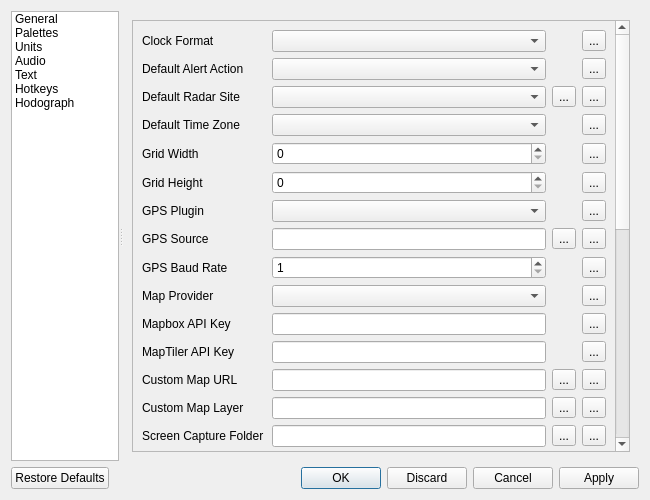
Qt form scwx-qt/source/scwx/qt/ui/settings_dialog.ui (intelati26/supercell-wx-grib) before a commit.
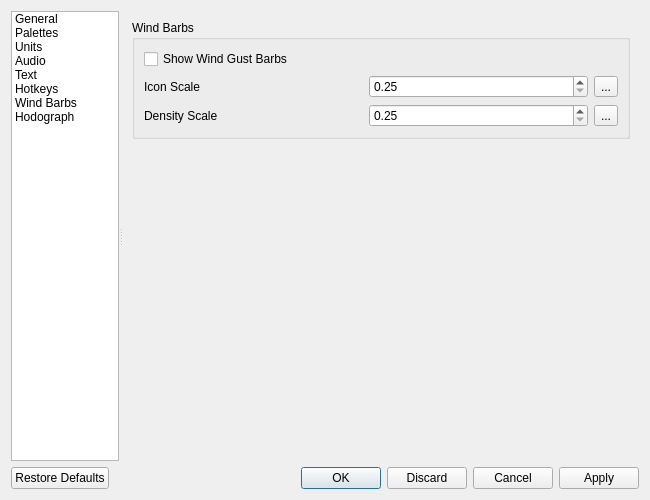
The same form after that commit. The open tabs and pages were chosen to show the change. Icons and pictures are not drawn. Custom widgets are drawn as their Qt base class.

Commit message: Add RTMA-driven wind barb icons with gust rendering

```diff
--- a/scwx-qt/source/scwx/qt/ui/settings_dialog.ui
+++ b/scwx-qt/source/scwx/qt/ui/settings_dialog.ui
@@ -107,6 +107,15 @@
             <normaloff>:/res/icons/font-awesome-6/keyboard-regular.svg</normaloff>:/res/icons/font-awesome-6/keyboard-regular.svg</iconset>
           </property>
          </item>
+         <item>
+          <property name="text">
+           <string>Wind Barbs</string>
+          </property>
+          <property name="icon">
+           <iconset resource="../../../../scwx-qt.qrc">
+            <normaloff>:/res/icons/font-awesome-6/sliders-solid.svg</normaloff>:/res/icons/font-awesome-6/sliders-solid.svg</iconset>
+          </property>
+         </item>
          <item>
           <property name="text">
            <string>Hodograph</string>
@@ -1591,6 +1600,119 @@
           </layout>
          </widget>
          <widget class="QWidget" name="hotkeys"/>
+         <widget class="QWidget" name="windBarbs">
+          <layout class="QVBoxLayout" name="verticalLayout_windBarbs">
+           <item>
+            <widget class="QGroupBox" name="windBarbsGroupBox">
+             <property name="title">
+              <string>Wind Barbs</string>
+             </property>
+             <layout class="QGridLayout" name="gridLayout_windBarbs">
+              <item row="0" column="0" colspan="3">
+               <widget class="QCheckBox" name="showGustBarbsCheckBox">
+                <property name="text">
+                 <string>Show Wind Gust Barbs</string>
+                </property>
+               </widget>
+              </item>
+              <item row="1" column="0">
+               <widget class="QLabel" name="label_37">
+                <property name="text">
+                 <string>Icon Scale</string>
+                </property>
+               </widget>
+              </item>
+              <item row="1" column="1">
+               <widget class="QFocusedDoubleSpinBox" name="windBarbIconScaleSpinBox">
+                <property name="focusPolicy">
+                 <enum>Qt::FocusPolicy::StrongFocus</enum>
+                </property>
+                <property name="decimals">
+                 <number>2</number>
+                </property>
+                <property name="minimum">
+                 <double>0.250000000000000</double>
+                </property>
+                <property name="maximum">
+                 <double>4.000000000000000</double>
+                </property>
+                <property name="singleStep">
+                 <double>0.100000000000000</double>
+                </property>
+                <property name="stepType">
+                 <enum>QAbstractSpinBox::StepType::DefaultStepType</enum>
+                </property>
+               </widget>
+              </item>
+              <item row="1" column="2">
+               <widget class="QToolButton" name="resetWindBarbIconScaleButton">
+                <property name="text">
+                 <string>...</string>
+                </property>
+                <property name="icon">
+                 <iconset resource="../../../../scwx-qt.qrc">
+                  <normaloff>:/res/icons/font-awesome-6/rotate-left-solid.svg</normaloff>:/res/icons/font-awesome-6/rotate-left-solid.svg</iconset>
+                </property>
+               </widget>
+              </item>
+              <item row="2" column="0">
+               <widget class="QLabel" name="label_36">
+                <property name="text">
+                 <string>Density Scale</string>
+                </property>
+               </widget>
+              </item>
+              <item row="2" column="1">
+               <widget class="QFocusedDoubleSpinBox" name="windBarbDensityScaleSpinBox">
+                <property name="focusPolicy">
+                 <enum>Qt::FocusPolicy::StrongFocus</enum>
+                </property>
+                <property name="decimals">
+                 <number>2</number>
+                </property>
+                <property name="minimum">
+                 <double>0.250000000000000</double>
+                </property>
+                <property name="maximum">
+                 <double>4.000000000000000</double>
+                </property>
+                <property name="singleStep">
+                 <double>0.100000000000000</double>
+                </property>
+                <property name="stepType">
+                 <enum>QAbstractSpinBox::StepType::DefaultStepType</enum>
+                </property>
+               </widget>
+              </item>
+              <item row="2" column="2">
+               <widget class="QToolButton" name="resetWindBarbDensityScaleButton">
+                <property name="text">
+                 <string>...</string>
+                </property>
+                <property name="icon">
+                 <iconset resource="../../../../scwx-qt.qrc">
+                  <normaloff>:/res/icons/font-awesome-6/rotate-left-solid.svg</normaloff>:/res/icons/font-awesome-6/rotate-left-solid.svg</iconset>
+                </property>
+               </widget>
+              </item>
+             </layout>
+            </widget>
+           </item>
+           <item>
+            <spacer name="verticalSpacer_windBarbs">
+             <property name="orientation">
+              <enum>Qt::Orientation::Vertical</enum>
+             </property>
+             <property name="sizeHint" stdset="0">
+              <size>
+               <width>20</width>
+               <height>40</height>
+              </size>
+             </property>
+            </spacer>
+           </item>
+          </layout>
+         </widget>
          <widget class="QWidget" name="hodograph">
           <layout class="QVBoxLayout" name="verticalLayout_hodograph">
            <item>
```
The commit also changes 60 other files.
